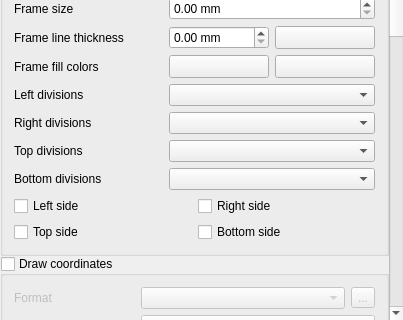
Qt form src/ui/composer/qgscomposermapgridwidgetbase.ui (qgis/QGIS) before a commit; both pictures show x 0 to 403 and y 414 to 734 of the 403 by 734 pixel window.
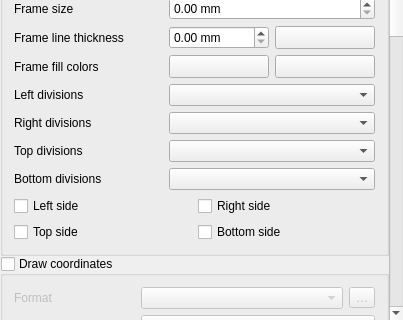
The same form after that commit. Icons and pictures are not drawn. Custom widgets are drawn as their Qt base class.

Patch:
```diff
--- a/src/ui/composer/qgscomposermapgridwidgetbase.ui
+++ b/src/ui/composer/qgscomposermapgridwidgetbase.ui
@@ -554,7 +554,7 @@
             <item>
              <widget class="QToolButton" name="mAnnotationFormatButton">
               <property name="text">
-               <string>...</string>
+               <string>…</string>
               </property>
               <property name="icon">
                <iconset resource="../../../images/images.qrc">
```
